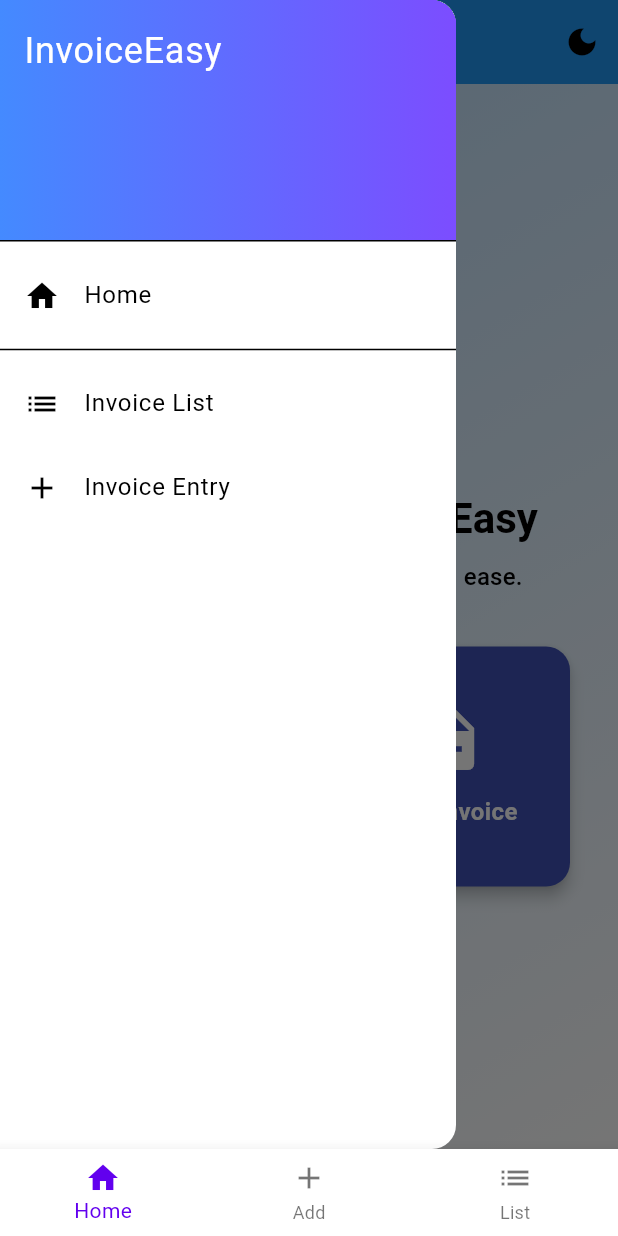
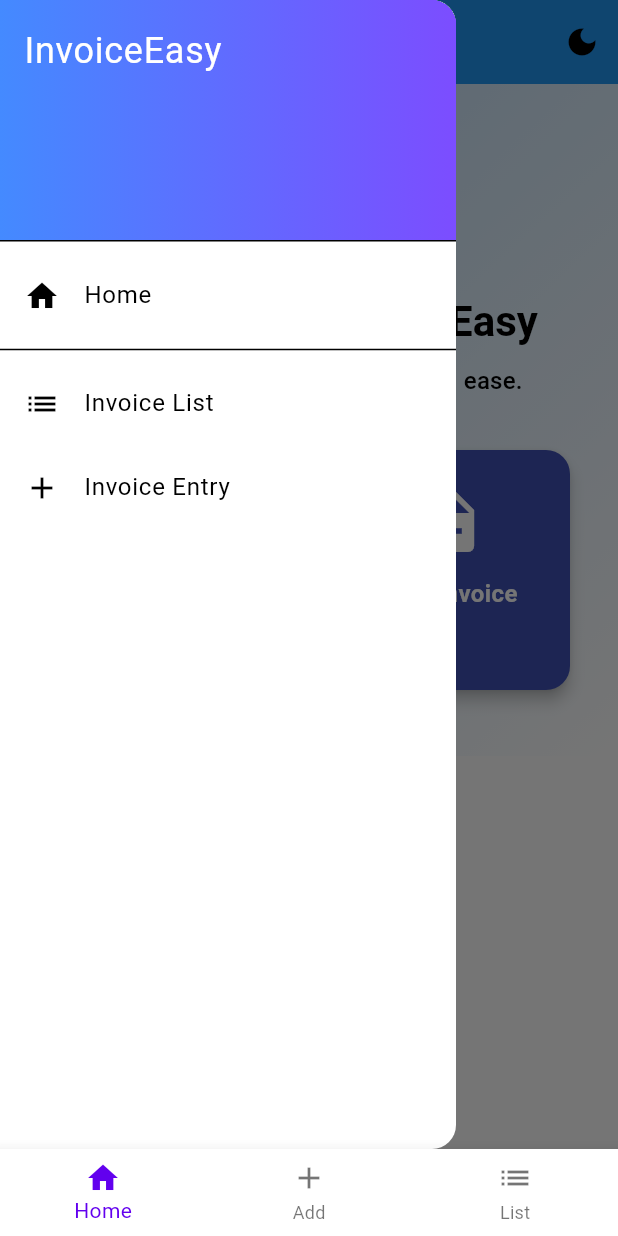
Before and after one commit to Magatijoel9620/invoice_app_flutter, a Flutter app: the screen it shows after launch, in the side drawer, after a tap on "View Invoices", on a phone screen of 412 x 824 dp. Run offline on Flutter 3.47's test engine with Material 3 defaults, Android fonts, the phone set to English and light mode, and no system bars; our stand-ins replace flutter_slidable, pdf, printing, shared_preferences; missing offline and left inert: dart:html.

Commit message:
App upgrade

```diff
--- a/lib/screens/home_screen.dart
+++ b/lib/screens/home_screen.dart
@@ -22,7 +22,14 @@ class _HomeScreenState extends State<HomeScreen> {
     final theme = Theme.of(context);
     return Scaffold(
       appBar: AppBar(
-        title: const Text('InvoiceEasy'),
+        title: Row(
+          children: [
+            Image.asset('assets/images/InvoiceEasy_Logo.png', height: 32),
+            const SizedBox(width: 8),
+            const Text('InvoiceEasy'),
+          ],
+        ),
+
         actions: [
           IconButton(
             icon: Icon(widget.isDarkMode ? Icons.light_mode : Icons.dark_mode),
@@ -30,6 +37,7 @@ class _HomeScreenState extends State<HomeScreen> {
           ),
         ],
       ),
+
       drawer: Drawer(
         child: ListView(
           padding: EdgeInsets.zero,
@@ -88,7 +96,8 @@ class _HomeScreenState extends State<HomeScreen> {
           ],
         ),
       ),
-      body: Container(
+      body: SafeArea(
+        child: Container(
           width: double.infinity,
           decoration: BoxDecoration(
             gradient: LinearGradient(
@@ -100,7 +109,13 @@ class _HomeScreenState extends State<HomeScreen> {
               end: Alignment.bottomRight,
             ),
           ),
+          child: SingleChildScrollView(
+            // 🛠 Add this wrapper
             child: Center(
+              child: Padding(
+                padding: const EdgeInsets.symmetric(
+                  vertical: 40.0,
+                ), // Optional spacing
                 child: Column(
                   mainAxisAlignment: MainAxisAlignment.center,
                   children: [
@@ -165,6 +180,9 @@ class _HomeScreenState extends State<HomeScreen> {
                 ),
               ),
             ),
+          ),
+        ),
+      ),
     );
   }
 
@@ -189,13 +207,15 @@ class _HomeScreenState extends State<HomeScreen> {
             children: [
               Icon(icon, size: 48, color: Colors.white),
               const SizedBox(height: 12),
-              Text(
+              Expanded(
+                child: Text(
                   title,
                   textAlign: TextAlign.center,
                   style: const TextStyle(
                     fontSize: 16,
                     color: Colors.white,
                     fontWeight: FontWeight.w600,
+                  ),
                 ),
               ),
             ],
--- a/lib/screens/invoice_entry_screen.dart
+++ b/lib/screens/invoice_entry_screen.dart
@@ -131,6 +131,7 @@ class _InvoiceEntryScreenState extends State<InvoiceEntryScreen> {
       );
 
       try {
+         BuildContext currentContext = context;
         if (widget.existingInvoice == null) {
           await InvoiceStorageService.saveInvoice(invoice);
         } else {
@@ -140,7 +141,7 @@ class _InvoiceEntryScreenState extends State<InvoiceEntryScreen> {
           );
         }
 
-        Navigator.pushReplacement(
+       Navigator.pushReplacement(
           context,
           MaterialPageRoute(
             builder: (context) => InvoiceListScreen(
@@ -149,13 +150,13 @@ class _InvoiceEntryScreenState extends State<InvoiceEntryScreen> {
             ),
           ),
         );
-
-        ScaffoldMessenger.of(context).showSnackBar(
+        if(currentContext.mounted){
+          ScaffoldMessenger.of(currentContext).showSnackBar(
           const SnackBar(content: Text('Invoice saved successfully')),
         );
+        }
       } catch (e) {
-        ScaffoldMessenger.of(context).showSnackBar(
-          SnackBar(content: Text('Error saving invoice: $e')),
+          SnackBar(content: Text('Error saving invoice: $e',)
         );
       }
     } else {
@@ -234,9 +235,7 @@ class _InvoiceEntryScreenState extends State<InvoiceEntryScreen> {
               const SizedBox(height: 24),
               ...lineItems
                   .asMap()
-                  .entries
-                  .map((entry) => _buildLineItem(entry.key, entry.value))
-                  .toList(),
+                  .entries.map((entry) => _buildLineItem(entry.key, entry.value)),
               const SizedBox(height: 12),
               Align(
                 alignment: Alignment.centerRight,
@@ -248,7 +247,7 @@ class _InvoiceEntryScreenState extends State<InvoiceEntryScreen> {
               ),
               const SizedBox(height: 20),
               Card(
-                color: Theme.of(context).colorScheme.surfaceVariant,
+                color: Theme.of(context).colorScheme.surfaceContainerHighest,
                 child: Padding(
                   padding: const EdgeInsets.all(16),
                   child: Row(
--- a/lib/utils/invoice_pdf.dart
+++ b/lib/utils/invoice_pdf.dart
@@ -1,6 +1,6 @@
 import 'dart:typed_data';
 import 'package:pdf/widgets.dart' as pw;
-import 'package:pdf/pdf.dart';
+import 'package:pdf/pdf.dart'; // Make sure this imports your updated Invoice model
 import '../models/invoice.dart'; // Make sure this imports your updated Invoice model
 
 Future<Uint8List> generateInvoicePdf(Invoice invoice) async {
@@ -66,7 +66,7 @@ Future<Uint8List> generateInvoicePdf(Invoice invoice) async {
             pw.SizedBox(height: 8),
 
             // Table for line items
-            pw.Table.fromTextArray(
+            pw.TableHelper.fromTextArray(
               headers: ['#', 'Description', 'Quantity', 'Unit Price', 'Total'],
               data: List.generate(invoice.lineItems.length, (index) {
                 final item = invoice.lineItems[index];
--- a/pubspec.yaml
+++ b/pubspec.yaml
@@ -64,8 +64,9 @@ flutter:
   uses-material-design: true
 
   # To add assets to your application, add an assets section, like this:
-  # assets:
-  #   - images/a_dot_burr.jpeg
+  assets:
+  - assets/images/InvoiceEasy_Logo.png
+
   #   - images/a_dot_ham.jpeg
 
   # An image asset can refer to one or more resolution-specific "variants", see
```
Also changed, not shown: lib/screens/invoice_list_screen.dart (+6 -1 lines), lib/utils/custom_app_bar.dart (added, +25 -0 lines), assets/images/InvoiceEasy_Logo.png (added). Lines whose indentation alone changed are shown as unchanged.
